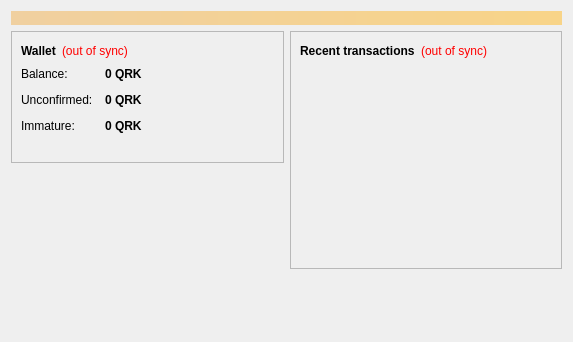
Before: the Qt Designer form src/qt/forms/overviewpage.ui in BlueCoin/DiffCoin, drawn with Qt 5.
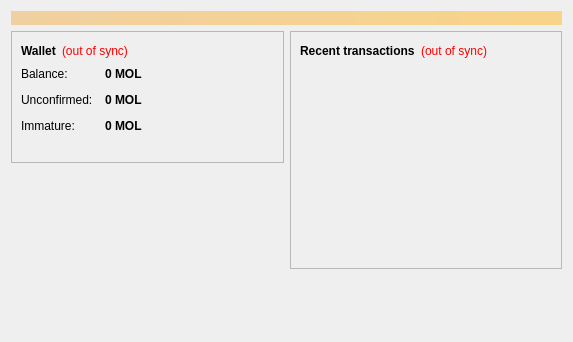
After: the same form once the commit is applied. Icons and pictures are not drawn.

Patch:
```diff
--- a/src/qt/forms/overviewpage.ui
+++ b/src/qt/forms/overviewpage.ui
@@ -122,7 +122,7 @@
                <string>Your current balance</string>
               </property>
               <property name="text">
-               <string notr="true">0 QRK</string>
+               <string notr="true">0 MOL</string>
               </property>
               <property name="textInteractionFlags">
                <set>Qt::LinksAccessibleByMouse|Qt::TextSelectableByKeyboard|Qt::TextSelectableByMouse</set>
@@ -151,7 +151,7 @@
                <string>Total of transactions that have yet to be confirmed, and do not yet count toward the current balance</string>
               </property>
               <property name="text">
-               <string notr="true">0 QRK</string>
+               <string notr="true">0 MOL</string>
               </property>
               <property name="textInteractionFlags">
                <set>Qt::LinksAccessibleByMouse|Qt::TextSelectableByKeyboard|Qt::TextSelectableByMouse</set>
@@ -177,7 +177,7 @@
                <string>Mined balance that has not yet matured</string>
               </property>
               <property name="text">
-               <string notr="true">0 QRK</string>
+               <string notr="true">0 MOL</string>
               </property>
               <property name="textInteractionFlags">
                <set>Qt::LinksAccessibleByMouse|Qt::TextSelectableByKeyboard|Qt::TextSelectableByMouse</set>
```
Left out of the diff: 4 changed lines with no effect on the pictures.
